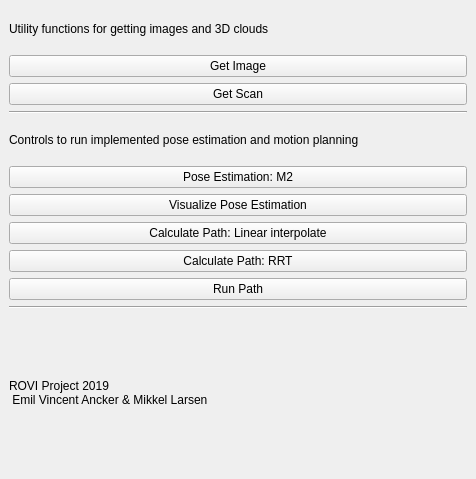
Old version of the form Integration/Project_WorkCell/SamplePluginPA10/src/SamplePlugin.ui in the repository ancker1/ROVIProjekt.
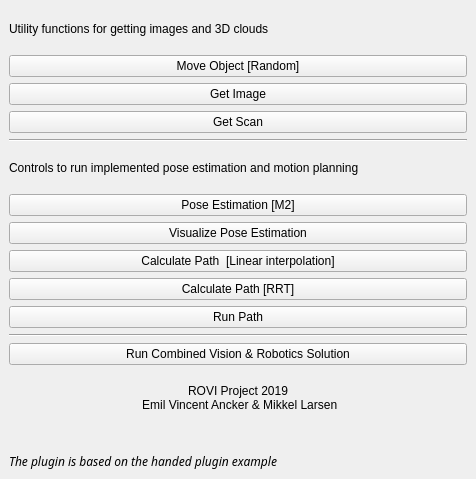
New version of the form.

```diff
--- a/Integration/Project_WorkCell/SamplePluginPA10/src/SamplePlugin.ui
+++ b/Integration/Project_WorkCell/SamplePluginPA10/src/SamplePlugin.ui
@@ -30,6 +30,13 @@
         </property>
        </widget>
       </item>
+      <item>
+       <widget class="QPushButton" name="_btn_random">
+        <property name="text">
+         <string>Move Object [Random]</string>
+        </property>
+       </widget>
+      </item>
       <item>
        <widget class="QPushButton" name="_btn_im">
         <property name="text">
@@ -67,7 +74,7 @@
       <item>
        <widget class="QPushButton" name="_btn_m2">
         <property name="text">
-         <string>Pose Estimation: M2</string>
+         <string>Pose Estimation [M2]</string>
         </property>
        </widget>
       </item>
@@ -81,14 +88,14 @@
       <item>
        <widget class="QPushButton" name="_btn_run">
         <property name="text">
-         <string>Calculate Path: Linear interpolate</string>
+         <string>Calculate Path  [Linear interpolation]</string>
         </property>
        </widget>
       </item>
       <item>
        <widget class="QPushButton" name="_btn_rrt">
         <property name="text">
-         <string>Calculate Path: RRT</string>
+         <string>Calculate Path [RRT]</string>
         </property>
        </widget>
       </item>
@@ -106,11 +113,43 @@
         </property>
        </widget>
       </item>
+      <item>
+       <widget class="QPushButton" name="_btn_solve">
+        <property name="text">
+         <string>Run Combined Vision &amp;&amp; Robotics Solution</string>
+        </property>
+       </widget>
+      </item>
       <item>
        <widget class="QLabel" name="_label">
         <property name="text">
          <string>ROVI Project 2019 
  Emil Vincent Ancker &amp; Mikkel Larsen</string>
+        </property>
+        <property name="alignment">
+         <set>Qt::AlignCenter</set>
+        </property>
+       </widget>
+      </item>
+      <item>
+       <widget class="QLabel" name="label_3">
+        <property name="maximumSize">
+         <size>
+          <width>16777215</width>
+          <height>40</height>
+         </size>
+        </property>
+        <property name="font">
+         <font>
+          <family>Ubuntu Condensed</family>
+          <italic>true</italic>
+         </font>
+        </property>
+        <property name="text">
+         <string>The plugin is based on the handed plugin example</string>
+        </property>
+        <property name="alignment">
+         <set>Qt::AlignBottom|Qt::AlignLeading|Qt::AlignLeft</set>
         </property>
        </widget>
       </item>
```
